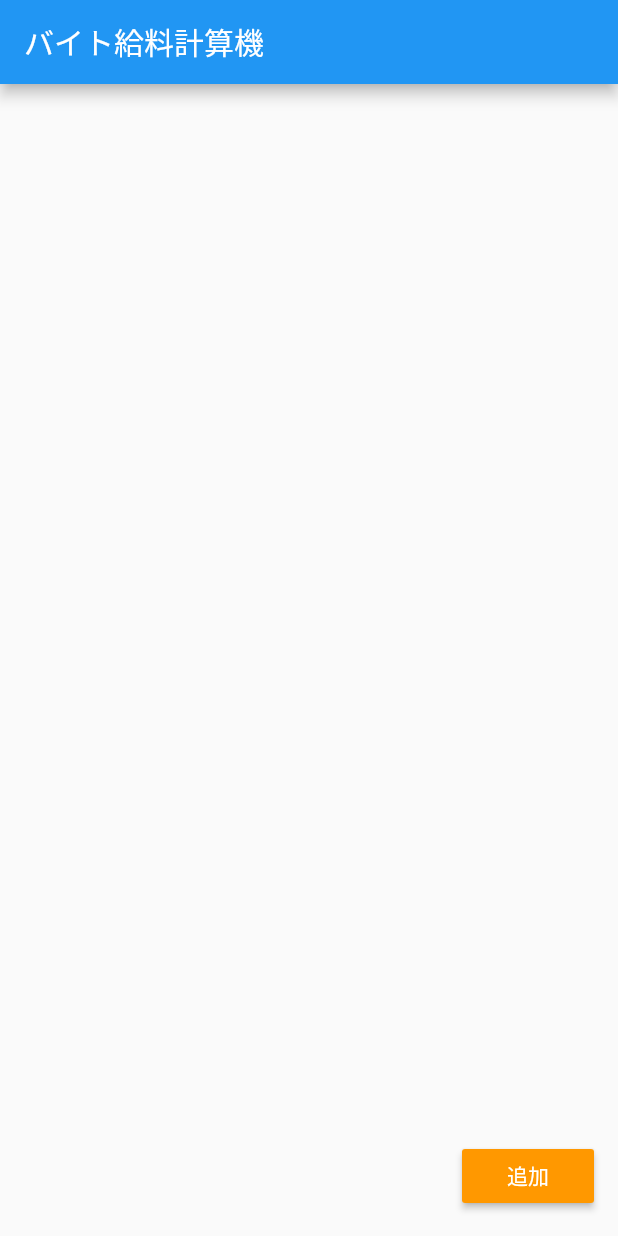
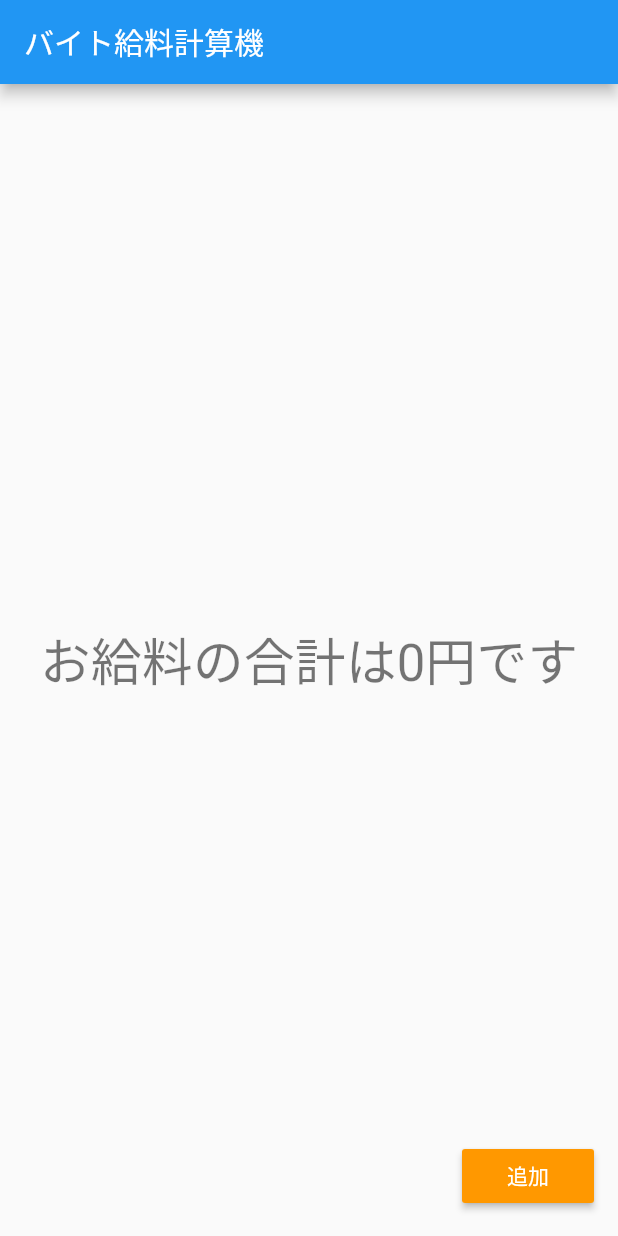
Before and after one commit to 56miyano/fluttercatchup, a Flutter app: the MyInputPage screen opened directly, after a tap on "追加", on a phone screen of 412 x 824 dp. Run offline on Flutter 3.47's test engine with Material 2 defaults, Android fonts, the phone set to English and light mode, and no system bars.

Commit message:
ひと段落

```diff
--- a/fluttercathup/lib/main.dart
+++ b/fluttercathup/lib/main.dart
@@ -39,27 +39,21 @@ class MyInputPage extends StatefulWidget {
 
 class _MyHomePageState extends State<MyHomePage> {
 
-  DateTime _date = new DateTime.now();
-
-  int pay;
+  num pay = 0; //初期給料額
 
   Future<Null> _selectDate(BuildContext context) async {
-    final DateTime picked = await showDatePicker(
-        context: context,
-        initialDate: _date,
-        firstDate: new DateTime(2018),
-        lastDate: new DateTime.now().add(new Duration(days: 360))
-    );
-    if(picked != null) {
-      setState(() => _date = picked );
+
       final result = await Navigator.push(
         context,
-        new MaterialPageRoute(builder: (context) => MyInputPage()),
+        new MaterialPageRoute(builder: (context) => new MyInputPage()), //MyInputPageに移動
       );
-      pay = result;
-    }
 
+      setState(() {
+        pay = pay + result; //MyInputPageからwagesを受け取る
+      });
   }
+
+
 
   @override
   Widget build(BuildContext context) {
@@ -95,6 +89,10 @@ class _MyHomePageState extends State<MyHomePage> {
           // horizontal).
           mainAxisAlignment: MainAxisAlignment.center,
           children: <Widget>[
+            Text(
+              "お給料の合計は" +'$pay' + "円です",
+              style: Theme.of(context).textTheme.display1,
+            ),
           ],
         ),
       ),
@@ -112,16 +110,15 @@ class _MyInputPageState extends State<MyInputPage> {
 
   var wages;
 
+  var changeper;
+
+  var changehour;
+
   @override
   Widget build(BuildContext context) {
 
-    var _text;
 
-    void _handleText(String e) {
-      setState(() {
-        _text = e;
-      });
-    }
+
 
     return Scaffold(
       appBar: AppBar(
@@ -136,6 +133,26 @@ class _MyInputPageState extends State<MyInputPage> {
 
           mainAxisAlignment: MainAxisAlignment.center,
           children: <Widget>[
+            Text(
+
+              '$wages'
+            ),
+            new TextField(
+              keyboardType: TextInputType.number,
+              enabled: true,
+              maxLength: 10,
+              maxLengthEnforced: false,
+              obscureText: false,
+              onChanged: (text) {
+                changeper = double.parse(text.toString());
+                setState(() {
+                  wages = changeper*changehour ;
+                });
+              },
+              decoration: const InputDecoration(
+                labelText: '時給',
+              ),
+            ),
           new TextField(
             keyboardType: TextInputType.number,
             enabled: true,
@@ -143,10 +160,13 @@ class _MyInputPageState extends State<MyInputPage> {
             maxLengthEnforced: false,
             obscureText: false,
             onChanged: (text) {
-              wages = text;
+              changehour = double.parse(text.toString());
+              setState(() {
+                wages = changeper*changehour;
+              });
             },
             decoration: const InputDecoration(
-              labelText: '8時間を超えずに行った5時~22時の労働時間',
+              labelText: '労働時間',
             ),
           )
         ],
@@ -157,9 +177,7 @@ class _MyInputPageState extends State<MyInputPage> {
         color: Colors.orange,
         textColor: Colors.white,
         onPressed :() {
-          Navigator.pop(
-            context,wages
-          );
+          Navigator.pop(context,wages);
           }
       ), // This trailing comma makes auto-formatting nicer for build methods.
       // This trailing comma makes auto-formatting nicer for build methods.
```
Also changed, not shown: fluttercathup/img/画面1.png (added), fluttercathup/img/画面2.png (added), fluttercathup/img/画面3.png (added), 1 other file.
